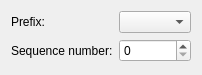
The window that cct/qtgui/core/fsnselector/fsnselector.ui (awacha/cct) describes before a commit, drawn with Qt 5.
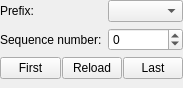
The same window after the commit. Icons and pictures are not drawn.

The edit to the form file:
```diff
--- a/cct/qtgui/core/fsnselector/fsnselector.ui
+++ b/cct/qtgui/core/fsnselector/fsnselector.ui
@@ -6,14 +6,26 @@
    <rect>
     <x>0</x>
     <y>0</y>
-    <width>201</width>
-    <height>75</height>
+    <width>183</width>
+    <height>88</height>
    </rect>
   </property>
   <property name="windowTitle">
    <string>Form</string>
   </property>
   <layout class="QFormLayout" name="formLayout">
+   <property name="leftMargin">
+    <number>0</number>
+   </property>
+   <property name="topMargin">
+    <number>0</number>
+   </property>
+   <property name="rightMargin">
+    <number>0</number>
+   </property>
+   <property name="bottomMargin">
+    <number>0</number>
+   </property>
    <item row="0" column="0">
     <widget class="QLabel" name="label">
      <property name="text">
@@ -32,7 +44,74 @@
     </widget>
    </item>
    <item row="1" column="1">
-    <widget class="QSpinBox" name="FSNSpinBox"/>
+    <widget class="QSpinBox" name="FSNSpinBox">
+     <property name="wrapping">
+      <bool>true</bool>
+     </property>
+     <property name="keyboardTracking">
+      <bool>false</bool>
+     </property>
+     <property name="showGroupSeparator" stdset="0">
+      <bool>false</bool>
+     </property>
+    </widget>
+   </item>
+   <item row="2" column="0" colspan="2">
+    <widget class="QWidget" name="buttonContainer" native="true">
+     <property name="minimumSize">
+      <size>
+       <width>10</width>
+       <height>0</height>
+      </size>
+     </property>
+     <layout class="QHBoxLayout" name="horizontalLayout">
+      <property name="spacing">
+       <number>1</number>
+      </property>
+      <property name="leftMargin">
+       <number>0</number>
+      </property>
+      <property name="topMargin">
+       <number>0</number>
+      </property>
+      <property name="rightMargin">
+       <number>0</number>
+      </property>
+      <property name="bottomMargin">
+       <number>0</number>
+      </property>
+      <item>
+       <widget class="QPushButton" name="gotoFirstPushButton">
+        <property name="text">
+         <string>First</string>
+        </property>
+        <property name="icon">
+         <iconset theme="go-first"/>
+        </property>
+       </widget>
+      </item>
+      <item>
+       <widget class="QPushButton" name="reloadPushButton">
+        <property name="text">
+         <string>Reload</string>
+        </property>
+        <property name="icon">
+         <iconset theme="view-refresh"/>
+        </property>
+       </widget>
+      </item>
+      <item>
+       <widget class="QPushButton" name="gotoLastPushButton">
+        <property name="text">
+         <string>Last</string>
+        </property>
+        <property name="icon">
+         <iconset theme="go-last"/>
+        </property>
+       </widget>
+      </item>
+     </layout>
+    </widget>
    </item>
   </layout>
  </widget>
```
